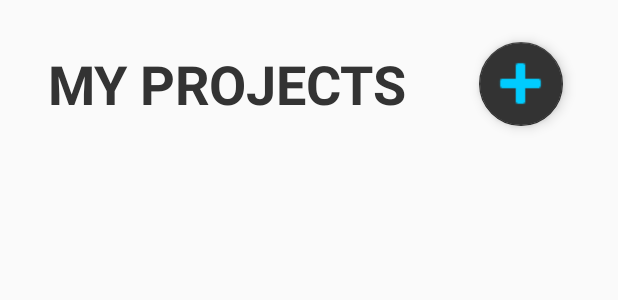
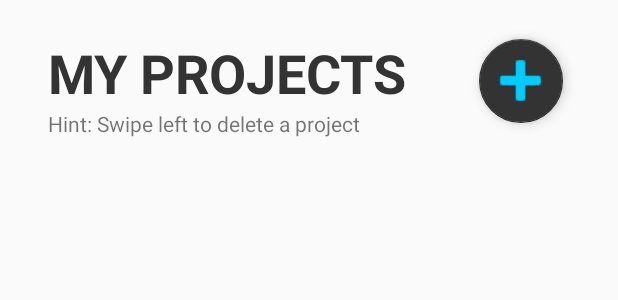
Before and after one commit to AshSobhani/Ideation, an Android app: the layout fragment_my_projects.xml on its own in the app's theme, with its tools: preview values and no code run, on a phone screen of 412 x 824 dp. Shown: the top 300 px of the screen. Run offline under Robolectric (Android 15) with nearby library versions, the phone set to English and light mode, and no system bars.

Commit message:
Delete hint being shown on my projects

```diff
--- a/app/src/main/java/com/example/ideation/IdeationContract.java
+++ b/app/src/main/java/com/example/ideation/IdeationContract.java
@@ -26,7 +26,6 @@ public class IdeationContract {
 	public static final String PROJECT_WHITELIST_DATE = "WhitelistDate";
 
 
-	//Access Requests Fields
-	public static final String RECIPE_INGREDIENTS_RECIPEID = "recipe_id";
-	public static final String RECIPE_INGREDIENTS_INGREDIENTID = "ingredient_id";
+	//Access Requests Document Fields
+	public static final String ACCESS_REQUESTS_EXAMPLE = "Example";
 }
--- a/app/src/main/res/layout/fragment_discovery.xml
+++ b/app/src/main/res/layout/fragment_discovery.xml
@@ -8,6 +8,7 @@
         android:id="@+id/projectsRecyclerView"
         android:layout_width="match_parent"
         android:layout_height="600dp"
+        android:layout_marginTop="16dp"
         app:layout_constraintEnd_toEndOf="parent"
         app:layout_constraintStart_toStartOf="parent"
         app:layout_constraintTop_toBottomOf="@+id/discoveryTitle" />
@@ -15,10 +16,10 @@
     <TextView
         android:id="@+id/discoveryTitle"
         android:layout_width="200dp"
-        android:layout_height="80dp"
+        android:layout_height="wrap_content"
         android:layout_marginStart="32dp"
         android:layout_marginLeft="32dp"
-        android:layout_marginTop="16dp"
+        android:layout_marginTop="24dp"
         android:gravity="center_vertical"
         android:text="Discovery"
         android:textAllCaps="true"
--- a/app/src/main/res/layout/fragment_my_projects.xml
+++ b/app/src/main/res/layout/fragment_my_projects.xml
@@ -26,10 +26,10 @@
     <TextView
         android:id="@+id/projectsTitle"
         android:layout_width="250dp"
-        android:layout_height="80dp"
+        android:layout_height="wrap_content"
         android:layout_marginStart="32dp"
         android:layout_marginLeft="32dp"
-        android:layout_marginTop="16dp"
+        android:layout_marginTop="24dp"
         android:gravity="center_vertical"
         android:text="My Projects"
         android:textAllCaps="true"
@@ -46,6 +46,16 @@
         android:layout_marginTop="16dp"
         app:layout_constraintEnd_toEndOf="parent"
         app:layout_constraintStart_toStartOf="parent"
+        app:layout_constraintTop_toBottomOf="@+id/deleteHint" />
+
+    <TextView
+        android:id="@+id/deleteHint"
+        android:layout_width="wrap_content"
+        android:layout_height="wrap_content"
+        android:layout_marginStart="32dp"
+        android:layout_marginLeft="32dp"
+        android:text="Hint: Swipe left to delete a project"
+        app:layout_constraintStart_toStartOf="parent"
         app:layout_constraintTop_toBottomOf="@+id/projectsTitle" />
 
 </androidx.constraintlayout.widget.ConstraintLayout>
--- a/app/src/main/res/layout/fragment_profile.xml
+++ b/app/src/main/res/layout/fragment_profile.xml
@@ -8,10 +8,10 @@
     <TextView
         android:id="@+id/projectTitle"
         android:layout_width="200dp"
-        android:layout_height="80dp"
+        android:layout_height="wrap_content"
         android:layout_marginStart="32dp"
         android:layout_marginLeft="32dp"
-        android:layout_marginTop="16dp"
+        android:layout_marginTop="24dp"
         android:gravity="center_vertical"
         android:text="Profile"
         android:textAllCaps="true"
```
